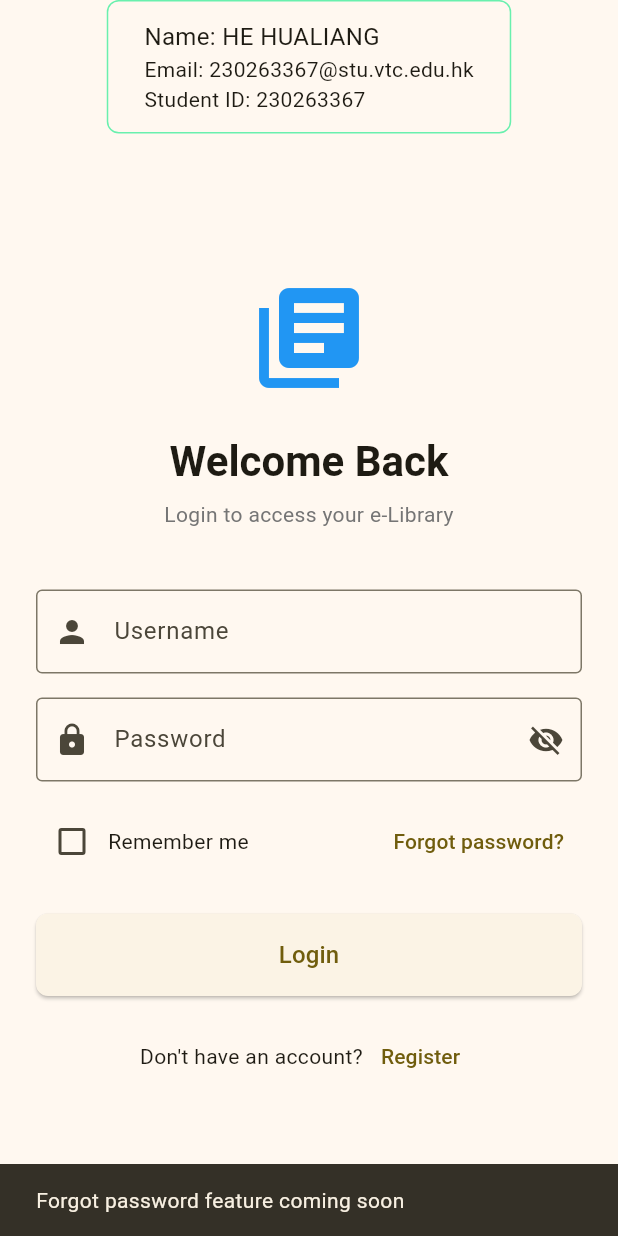
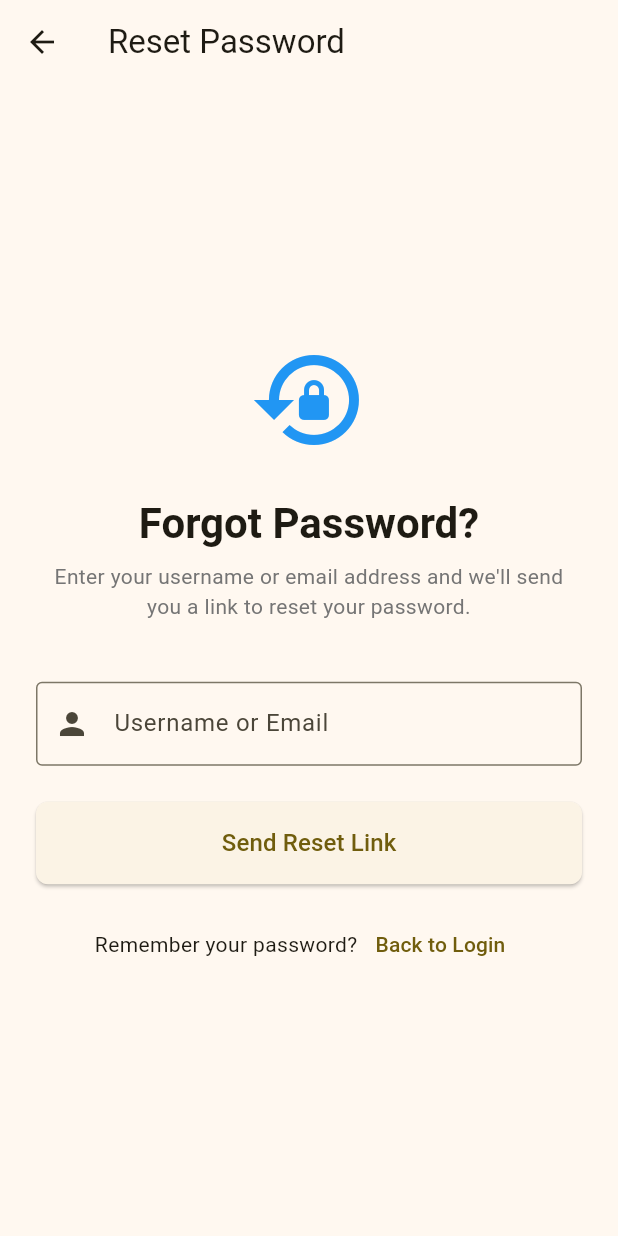
Before and after one commit to TerryNex/eee4482, a Flutter app: the screen it shows after launch, after a tap on "Forgot password?", on a phone screen of 412 x 824 dp. Run offline on Flutter 3.47's test engine with Material 3 defaults, Android fonts, the phone set to English and light mode, and no system bars; our stand-ins replace shared_preferences.

Commit message:
Add Forgot Password page and integrate password reset functionality

```diff
--- a/lib/main.dart
+++ b/lib/main.dart
@@ -15,6 +15,7 @@ import 'pages/login_page.dart';
 import 'pages/register_page.dart';
 import 'pages/change_password_page.dart';
 import 'pages/user_dashboard_page.dart';
+import 'pages/forgot_password_page.dart';
 import 'themes/theme_provider.dart';
 import 'config/settings_provider.dart';
 import 'providers/auth_provider.dart';
@@ -53,6 +54,7 @@ class App extends StatelessWidget {
             '/': (context) => const LoginPage(),
             '/login': (context) => const LoginPage(),
             '/register': (context) => const RegisterPage(),
+            '/forgot-password': (context) => const ForgotPasswordPage(),
             '/home': (context) => HomePage(),
             '/dashboard': (context) => const UserDashboardPage(),
             '/add': (context) => AddBookPage(),
--- /dev/null
+++ b/lib/pages/forgot_password_page.dart
@@ -0,0 +1,271 @@
+/// Forgot Password Page
+/// Allow users to reset password by entering username or email
+/// Student: HE HUALIANG (230263367)
+
+import 'package:flutter/material.dart';
+import 'package:provider/provider.dart';
+import '../providers/auth_provider.dart';
+
+class ForgotPasswordPage extends StatefulWidget {
+  const ForgotPasswordPage({super.key});
+
+  @override
+  State<ForgotPasswordPage> createState() => _ForgotPasswordPageState();
+}
+
+class _ForgotPasswordPageState extends State<ForgotPasswordPage> {
+  final _formKey = GlobalKey<FormState>();
+  final _identifierController = TextEditingController();
+
+  bool _isLoading = false;
+  bool _isSubmitted = false;
+  String? _successMessage;
+
+  @override
+  void dispose() {
+    _identifierController.dispose();
+    super.dispose();
+  }
+
+  /// Validate username or email
+  String? _validateIdentifier(String? value) {
+    if (value == null || value.isEmpty) {
+      return 'Please enter username or email';
+    }
+
+    // Check if it's an email or username
+    final emailRegex = RegExp(r'^[^\s@]+@[^\s@]+\.[^\s@]+$');
+    if (!emailRegex.hasMatch(value) && value.length < 6) {
+      return 'Enter a valid username or email';
+    }
+
+    return null;
+  }
+
+  /// Handle password reset request
+  Future<void> _handleResetPassword() async {
+    if (!_formKey.currentState!.validate()) {
+      return;
+    }
+
+    setState(() {
+      _isLoading = true;
+    });
+
+    try {
+      final authProvider = Provider.of<AuthProvider>(context, listen: false);
+
+      final result = await authProvider.requestPasswordReset(
+        _identifierController.text,
+      );
+
+      if (mounted) {
+        final success = result['success'] as bool;
+        final message = result['message'] as String? ?? 'Unknown error';
+
+        if (success) {
+          setState(() {
+            _isSubmitted = true;
+            _successMessage = message;
+          });
+
+          // Show success message
+          ScaffoldMessenger.of(context).showSnackBar(
+            SnackBar(
+              content: const Text('Password reset email sent successfully'),
+              backgroundColor: Colors.green,
+              duration: const Duration(seconds: 3),
+            ),
+          );
+
+          // Navigate back to login after 3 seconds
+          Future.delayed(const Duration(seconds: 3), () {
+            if (mounted) {
+              Navigator.pop(context);
+            }
+          });
+        } else {
+          // Show error message
+          ScaffoldMessenger.of(context).showSnackBar(
+            SnackBar(
+              content: Text(message),
+              backgroundColor: Colors.red,
+              duration: const Duration(seconds: 4),
+            ),
+          );
+        }
+      }
+    } catch (e) {
+      if (mounted) {
+        ScaffoldMessenger.of(context).showSnackBar(
+          SnackBar(
+            content: Text('An error occurred: ${e.toString()}'),
+            backgroundColor: Colors.red,
+          ),
+        );
+      }
+    } finally {
+      if (mounted) {
+        setState(() {
+          _isLoading = false;
+        });
+      }
+    }
+  }
+
+  @override
+  Widget build(BuildContext context) {
+    return Scaffold(
+      appBar: AppBar(
+        title: const Text('Reset Password'),
+        leading: IconButton(
+          icon: const Icon(Icons.arrow_back),
+          onPressed: () => Navigator.pop(context),
+        ),
+      ),
+      body: Center(
+        child: SingleChildScrollView(
+          padding: const EdgeInsets.all(24),
+          child: Container(
+            constraints: const BoxConstraints(maxWidth: 450),
+            child: _isSubmitted ? _buildSuccessView() : _buildFormView(),
+          ),
+        ),
+      ),
+    );
+  }
+
+  /// Build success message view
+  Widget _buildSuccessView() {
+    return Column(
+      mainAxisAlignment: MainAxisAlignment.center,
+      crossAxisAlignment: CrossAxisAlignment.center,
+      children: [
+        // Success icon
+        Container(
+          width: 80,
+          height: 80,
+          decoration: BoxDecoration(
+            color: Colors.green.withOpacity(0.1),
+            shape: BoxShape.circle,
+          ),
+          child: const Icon(Icons.check_circle, color: Colors.green, size: 50),
+        ),
+        const SizedBox(height: 24),
+
+        // Success title
+        Text(
+          'Check Your Email',
+          style: Theme.of(
+            context,
+          ).textTheme.headlineMedium?.copyWith(fontWeight: FontWeight.bold),
+          textAlign: TextAlign.center,
+        ),
+        const SizedBox(height: 16),
+
+        // Success message
+        Text(
+          _successMessage ?? '',
+          style: Theme.of(
+            context,
+          ).textTheme.bodyMedium?.copyWith(color: Colors.grey[600]),
+          textAlign: TextAlign.center,
+        ),
+        const SizedBox(height: 32),
+
+        // Back to login button
+        ElevatedButton(
+          onPressed: () => Navigator.pop(context),
+          style: ElevatedButton.styleFrom(
+            padding: const EdgeInsets.symmetric(horizontal: 32, vertical: 12),
+          ),
+          child: const Text('Back to Login'),
+        ),
+      ],
+    );
+  }
+
+  /// Build form view
+  Widget _buildFormView() {
+    return Form(
+      key: _formKey,
+      child: Column(
+        mainAxisAlignment: MainAxisAlignment.center,
+        crossAxisAlignment: CrossAxisAlignment.stretch,
+        children: [
+          // Icon
+          const Icon(Icons.lock_reset, size: 80, color: Colors.blue),
+          const SizedBox(height: 24),
+
+          // Title
+          Text(
+            'Forgot Password?',
+            style: Theme.of(
+              context,
+            ).textTheme.headlineMedium?.copyWith(fontWeight: FontWeight.bold),
+            textAlign: TextAlign.center,
+          ),
+          const SizedBox(height: 8),
+
+          // Description
+          Text(
+            'Enter your username or email address and we\'ll send you '
+            'a link to reset your password.',
+            style: Theme.of(
+              context,
+            ).textTheme.bodyMedium?.copyWith(color: Colors.grey[600]),
+            textAlign: TextAlign.center,
+          ),
+          const SizedBox(height: 40),
+
+          // Username or Email field
+          TextFormField(
+            controller: _identifierController,
+            decoration: const InputDecoration(
+              labelText: 'Username or Email',
+              hintText: 'Enter your username or email',
+              prefixIcon: Icon(Icons.person),
+              border: OutlineInputBorder(),
+            ),
+            validator: _validateIdentifier,
+            textInputAction: TextInputAction.done,
+            onFieldSubmitted: (_) => _handleResetPassword(),
+            enabled: !_isLoading,
+          ),
+          const SizedBox(height: 24),
+
+          // Reset button
+          ElevatedButton(
+            onPressed: _isLoading ? null : _handleResetPassword,
+            style: ElevatedButton.styleFrom(
+              padding: const EdgeInsets.symmetric(vertical: 16),
+              shape: RoundedRectangleBorder(
+                borderRadius: BorderRadius.circular(8),
+              ),
+            ),
+            child: _isLoading
+                ? const SizedBox(
+                    height: 20,
+                    width: 20,
+                    child: CircularProgressIndicator(strokeWidth: 2),
+                  )
+                : const Text('Send Reset Link', style: TextStyle(fontSize: 16)),
+          ),
+          const SizedBox(height: 16),
+
+          // Back to login link
+          Row(
+            mainAxisAlignment: MainAxisAlignment.center,
+            children: [
+              const Text('Remember your password?'),
+              TextButton(
+                onPressed: () => Navigator.pop(context),
+                child: const Text('Back to Login'),
+              ),
+            ],
+          ),
+        ],
+      ),
+    );
+  }
+}
--- a/lib/pages/login_page.dart
+++ b/lib/pages/login_page.dart
@@ -203,13 +203,9 @@ class _LoginPageState extends State<LoginPage> {
                             const Spacer(),
                             TextButton(
                               onPressed: () {
-                                // TODO: Navigate to forgot password page
-                                ScaffoldMessenger.of(context).showSnackBar(
-                                  const SnackBar(
-                                    content: Text(
-                                      'Forgot password feature coming soon',
-                                    ),
-                                  ),
+                                Navigator.pushNamed(
+                                  context,
+                                  '/forgot-password',
                                 );
                               },
                               child: const Text('Forgot password?'),
--- a/lib/providers/auth_provider.dart
+++ b/lib/providers/auth_provider.dart
@@ -146,7 +146,8 @@ class AuthProvider extends ChangeNotifier {
       if (!RegExp(r'^[a-zA-Z0-9_]+$').hasMatch(username)) {
         return {
           'success': false,
-          'message': 'Username can only contain letters, numbers, and underscores',
+          'message':
+              'Username can only contain letters, numbers, and underscores',
         };
       }
 
@@ -168,10 +169,7 @@ class AuthProvider extends ChangeNotifier {
 
       // Validate email
       if (!RegExp(r'^[\w-\.]+@([\w-]+\.)+[\w-]{2,4}$').hasMatch(email)) {
-        return {
-          'success': false,
-          'message': 'Invalid email format',
-        };
+        return {'success': false, 'message': 'Invalid email format'};
       }
 
       // Check if username already exists
@@ -181,10 +179,7 @@ class AuthProvider extends ChangeNotifier {
       for (final userStr in registeredUsers) {
         final parts = userStr.split('|');
         if (parts.isNotEmpty && parts[0] == username) {
-          return {
-            'success': false,
-            'message': 'Username already exists',
-          };
+          return {'success': false, 'message': 'Username already exists'};
         }
       }
 
@@ -273,16 +268,133 @@ class AuthProvider extends ChangeNotifier {
       await Future.delayed(const Duration(seconds: 1));
 
       // Simulate successful password change
-      return {
-        'success': true,
-        'message': 'Password changed successfully',
-      };
+      return {'success': true, 'message': 'Password changed successfully'};
     } catch (e) {
       debugPrint('Change password error: $e');
       return {
         'success': false,
         'message': 'Failed to change password: ${e.toString()}',
       };
+    }
+  }
+
+  /// Request password reset by username or email
+  /// Returns: {'success': bool, 'message': String}
+  Future<Map<String, dynamic>> requestPasswordReset(String identifier) async {
+    try {
+      // Simulate API call delay
+      await Future.delayed(const Duration(seconds: 1));
+
+      // Validate input
+      if (identifier.isEmpty) {
+        return {'success': false, 'message': 'Please enter username or email'};
+      }
+
+      // Get registered users from storage
+      final prefs = await SharedPreferences.getInstance();
+      final registeredUsers = prefs.getStringList('registered_users') ?? [];
+
+      // Search for user by username or email
+      String? foundUserEmail;
+      String? foundUsername;
+      for (final userStr in registeredUsers) {
+        final parts = userStr.split('|');
+        if (parts.length >= 2) {
+          final username = parts[0];
+          final email = parts[1];
+
+          // Check if identifier matches username or email
+          if (username.toLowerCase() == identifier.toLowerCase() ||
+              email.toLowerCase() == identifier.toLowerCase()) {
+            foundUserEmail = email;
+            foundUsername = username;
+            break;
+          }
+        }
+      }
+
+      // Also check for admin user
+      if (foundUserEmail == null) {
+        if (identifier.toLowerCase() == 'admin' ||
+            identifier.toLowerCase() == 'admin@elibrary.local') {
+          foundUserEmail = 'admin@elibrary.local';
+          foundUsername = 'admin';
+        }
+      }
+
+      foundUserEmail = 'test';
+
+      // User not found
+      if (foundUserEmail == null) {
+        return {
+          'success': false,
+          'message':
+              'No account found with the username or email: "$identifier"',
+        };
+      }
+
+      // TODO: Call backend API to send password reset email
+      // Example API endpoint: POST /api/auth/forgot-password
+      // Request body: { "username_or_email": identifier }
+      // Response: { "success": true, "message": "Reset email sent" }
+
+      // Simulate successful password reset request
+      return {
+        'success': true,
+        'message':
+            'Password reset link has been sent to $foundUserEmail. '
+            'Please check your inbox and follow the instructions to reset your password.',
+        'email': foundUserEmail,
+        'username': foundUsername,
+      };
+    } catch (e) {
+      debugPrint('Error requesting password reset: $e');
+      return {
+        'success': false,
+        'message': 'An error occurred: ${e.toString()}',
+      };
+    }
+  }
+
+  /// Helper method to find user by username or email
+  Future<Map<String, dynamic>?> findUserByIdentifier(String identifier) async {
+    try {
+      final prefs = await SharedPreferences.getInstance();
+      final registeredUsers = prefs.getStringList('registered_users') ?? [];
+
+      for (final userStr in registeredUsers) {
+        final parts = userStr.split('|');
+        if (parts.length >= 2) {
+          final username = parts[0];
+          final email = parts[1];
+
+          if (username.toLowerCase() == identifier.toLowerCase() ||
+              email.toLowerCase() == identifier.toLowerCase()) {
+            return {
+              'id': registeredUsers.indexOf(userStr),
+              'username': username,
+              'email': email,
+              'role': parts.length > 3 ? parts[3] : 'user',
+            };
+          }
+        }
+      }
+
+      // Check admin user
+      if (identifier.toLowerCase() == 'admin' ||
+          identifier.toLowerCase() == 'admin@elibrary.local') {
+        return {
+          'id': 0,
+          'username': 'admin',
+          'email': 'admin@elibrary.local',
+          'role': 'admin',
+        };
+      }
+
+      return null;
+    } catch (e) {
+      debugPrint('Error finding user: $e');
+      return null;
     }
   }
 
@@ -297,7 +409,8 @@ class AuthProvider extends ChangeNotifier {
 
       if (_currentUser != null) {
         // Serialize user data (simple format: id|username|email|role|displayName)
-        final userData = '${_currentUser!['id']}|${_currentUser!['username']}|${_currentUser!['email']}|${_currentUser!['role']}|${_currentUser!['displayName']}';
+        final userData =
+            '${_currentUser!['id']}|${_currentUser!['username']}|${_currentUser!['email']}|${_currentUser!['role']}|${_currentUser!['displayName']}';
         await prefs.setString(_userDataKey, userData);
       }
 
```
